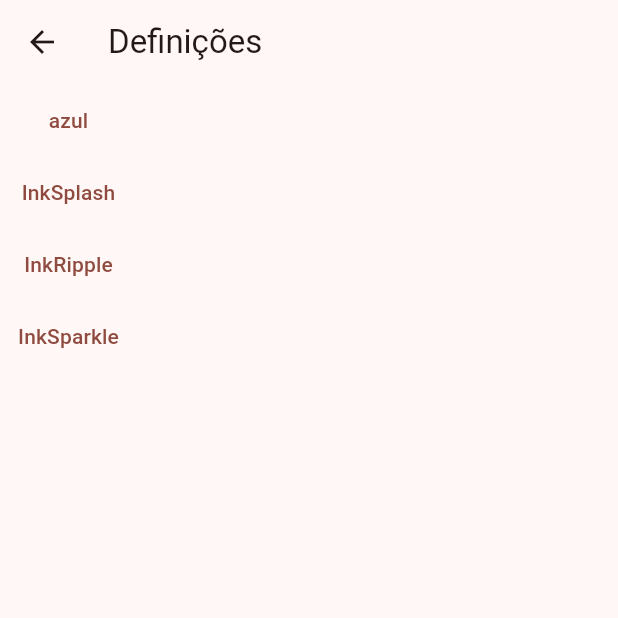
After one commit to Marte77/ESP32_Gestor, a Flutter app: the SettingsPage screen opened by its route, after a tap on "InkSparkle", on a phone screen of 412 x 824 dp, the top half of it. The commit adds this screen. Run offline on Flutter 3.47's test engine with Material 3 defaults, Android fonts, the light colour scheme and no system bars; our stand-ins replace flutter_colorpicker; missing offline and left inert: mqtt_client; network calls fail.

Commit message:
settings meio coco

```diff
--- a/frontend/esp32_frontend/lib/main.dart
+++ b/frontend/esp32_frontend/lib/main.dart
@@ -1,6 +1,6 @@
-import 'dart:async';
 import 'dart:convert';
 import 'package:esp32_frontend/pages/esp32.dart';
+import 'package:esp32_frontend/pages/settings.dart';
 import 'package:esp32_frontend/pages/zigbee.dart';
 import 'package:esp32_frontend/util/support_web_mobile/mqtt_finder.dart';
 import 'package:esp32_frontend/widgets/devices/devices/abstract_device_main_card.dart';
@@ -11,11 +11,9 @@ import 'package:esp32_frontend/widgets/other/my_button.dart';
 import 'package:esp32_frontend/widgets/other/navdrawer.dart';
 import 'package:flutter/foundation.dart';
 import 'package:flutter/material.dart';
-import 'package:material_color_generator/material_color_generator.dart';
 import 'package:mqtt_client/mqtt_client.dart';
 import 'package:http/http.dart' as http;
 
-//StreamController<MaterialColor> colorTheme = StreamController();
 void main() async {
   WidgetsFlutterBinding.ensureInitialized();
   runApp(const MyApp());
@@ -23,34 +21,36 @@ void main() async {
 
 class MyApp extends StatelessWidget {
   const MyApp({Key? key}) : super(key: key);
-  @override
-  Widget build(BuildContext context) {
-    return /*StreamBuilder<MaterialColor>(
-      initialData: Colors.pink,
-      stream: colorTheme.stream,
-      builder: ((context, snapshot) {
-        MaterialColor? data = snapshot.data;
-        if (snapshot.hasData) {
-          if (snapshot.data!.alpha != 255) {
-            data = generateMaterialColor(
-                color: snapshot.data!.withOpacity(1).withAlpha(255));
-          }
-        }
-        return */
-        MaterialApp(
-      title: 'Mudar Leds',
-      debugShowCheckedModeBanner: false,
-      theme: ThemeData(
-        primarySwatch: /*data ??*/ Colors.pink,
+  static final ValueNotifier<ThemeData> notifier = ValueNotifier(
+    ThemeData(
+      colorSchemeSeed: Color.fromARGB(255, 255, 0, 0),
       splashFactory: InkRipple.splashFactory,
       sliderTheme: const SliderThemeData(
         showValueIndicator: ShowValueIndicator.always,
       ),
+      brightness: WidgetsBinding.instance.platformDispatcher.platformBrightness,
     ),
+  );
+  @override
+  Widget build(BuildContext context) {
+    return ValueListenableBuilder(
+        valueListenable: notifier,
+        builder: (context, themeData, widget) {
+          var themeMode = themeData.brightness == Brightness.light
+              ? ThemeMode.light
+              : ThemeMode.dark;
+          return widget ??
+              MaterialApp(
+                title: 'Mudar Leds',
+                debugShowCheckedModeBanner: false,
+                themeMode: themeMode,
+                theme: themeData.copyWith(brightness: Brightness.light),
+                darkTheme: themeData.copyWith(brightness: Brightness.dark),
                 routes: {
                   '/': (context) => const MyHomePage(title: "Pagina inicial"),
                   '/esp32': (context) => const PaginaEsp32(),
-        '/zigbee': (context) => const PaginaZigbee()
+                  '/zigbee': (context) => const PaginaZigbee(),
+                  '/settings': (context) => const SettingsPage()
                 },
                 onUnknownRoute: (RouteSettings settings) {
                   return MaterialPageRoute<void>(
@@ -58,15 +58,14 @@ class MyApp extends StatelessWidget {
                     builder: (BuildContext context) => Scaffold(
                       body: UnselectableElevatedButton(
                           child: ElevatedButton(
-                    onPressed: () =>
-                        Navigator.popUntil(context, (route) => route.isFirst),
+                              onPressed: () => Navigator.popUntil(
+                                  context, (route) => route.isFirst),
                               child: const Text('Not Found'))),
                     ),
                   );
                 },
               );
-    //}),
-    //);
+        });
   }
 }
 
@@ -236,6 +235,14 @@ class _MyHomePageState extends State<MyHomePage> {
     return Scaffold(
       appBar: AppBar(
         title: const Text("Inicio"),
+        actions: [
+          Padding(
+            padding: const EdgeInsets.only(right: 8),
+            child: IconButton(
+                onPressed: () => Navigator.pushNamed(context, "/settings"),
+                icon: const Icon(Icons.settings)),
+          )
+        ],
       ),
       drawer: const NavDrawer(),
       body: Container(
--- /dev/null
+++ b/frontend/esp32_frontend/lib/pages/settings.dart
@@ -0,0 +1,87 @@
+import 'package:esp32_frontend/main.dart';
+import 'package:esp32_frontend/widgets/other/my_button.dart';
+import 'package:flutter/foundation.dart';
+import 'package:flutter/material.dart';
+import 'package:flutter_colorpicker/flutter_colorpicker.dart';
+
+class SettingsPage extends StatefulWidget {
+  const SettingsPage({super.key});
+
+  @override
+  State<SettingsPage> createState() => _SettingsPageState();
+}
+
+class _SettingsPageState extends State<SettingsPage> {
+  @override
+  Widget build(BuildContext context) {
+    return Scaffold(
+      appBar: AppBar(
+        title: const Text("Definições"),
+        leading: IconButton(
+          icon: const Icon(Icons.arrow_back),
+          onPressed: () => Navigator.pop(context),
+        ),
+      ),
+      body: Column(children: [
+        TextButton(
+            onPressed: () {
+              var cor = const Color.fromARGB(255, 255, 0, 136);
+              showDialog(
+                  context: context,
+                  builder: (context) {
+                    return AlertDialog(
+                      titlePadding: const EdgeInsets.all(0),
+                      contentPadding: const EdgeInsets.all(0),
+                      content: SingleChildScrollView(
+                        child: ColorPicker(
+                          pickerColor: cor,
+                          onColorChanged: ((value) {
+                            cor = value;
+                          }),
+                          portraitOnly: true,
+                        ),
+                      ),
+                      actions: [
+                        UnselectableTextButton(
+                            child: TextButton(
+                          child: const Text("Fechar"),
+                          onPressed: () {
+                            //MyApp.notifier.value = MyApp.notifier.value
+                            //    .copyWith(
+                            //        colorScheme:
+                            //            ColorScheme.fromSeed(seedColor: cor));
+                            Navigator.of(context).pop();
+                          },
+                        )),
+                      ],
+                    );
+                  });
+            },
+            child: const Text("azul")),
+        TextButton(
+            onPressed: () {
+              MyApp.notifier.value = MyApp.notifier.value
+                  .copyWith(splashFactory: InkSplash.splashFactory);
+            },
+            child: const Text("InkSplash")),
+        TextButton(
+            onPressed: () {
+              MyApp.notifier.value = MyApp.notifier.value
+                  .copyWith(splashFactory: InkRipple.splashFactory);
+            },
+            child: const Text("InkRipple")),
+        TextButton(
+            onPressed: () {
+              if (!kIsWeb) {
+                MyApp.notifier.value = MyApp.notifier.value
+                    .copyWith(splashFactory: InkSparkle.splashFactory);
+              } else {
+                ScaffoldMessenger.of(context).showSnackBar(const SnackBar(
+                    content: Text("Web nao suporta InkSparkle")));
+              }
+            },
+            child: const Text("InkSparkle")),
+      ]),
+    );
+  }
+}
--- a/frontend/esp32_frontend/lib/widgets/devices/components/escolher_cor.dart
+++ b/frontend/esp32_frontend/lib/widgets/devices/components/escolher_cor.dart
@@ -65,7 +65,7 @@ class _EscolherCorState extends State<EscolherCor> {
           );
         },
         style: ButtonStyle(
-            backgroundColor: MaterialStateProperty.all(selectedColor)),
+            surfaceTintColor: MaterialStateProperty.all(selectedColor)),
         child: const Text("Cor selecionada"),
       ),
     );
```
Also changed, not shown: frontend/esp32_frontend/lib/pages/esp32.dart (+5 -5 lines). Lines whose indentation alone changed are shown as unchanged.
